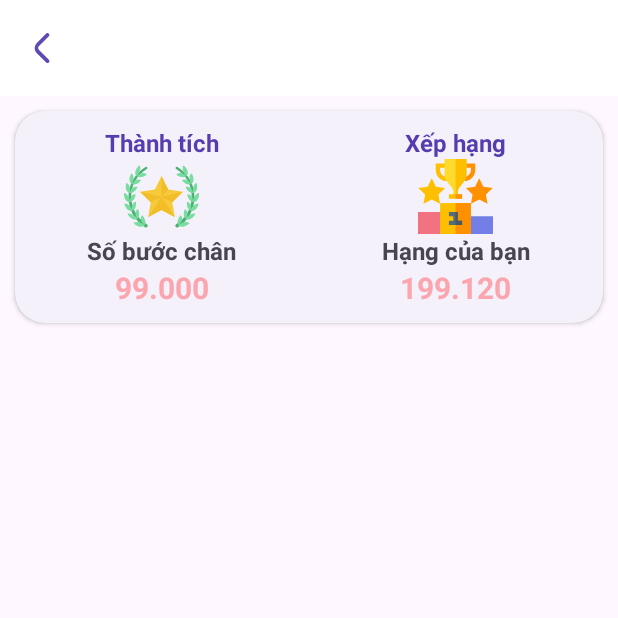
After one commit to QuangXYZ/HealthTrack, an Android app: the PublicChallengeDetailActivity screen opened directly, with no data from a screen before it, on a phone screen of 412 x 824 dp, the top half of it. The commit adds this screen. Run offline under Robolectric (Android 15) with nearby library versions, the light colour scheme and no system bars.

Commit message:
add PublicChallengeDetailActivity.java

```diff
--- a/app/build.gradle.kts
+++ b/app/build.gradle.kts
@@ -66,6 +66,7 @@ dependencies {
     implementation ("io.github.ShawnLin013:number-picker:2.4.13")
     implementation ("com.github.cachapa:ExpandableLayout:2.9.2")
     implementation ("com.github.prolificinteractive:material-calendarview:2.0.0")
+    implementation ("com.github.bumptech.glide:glide:4.16.0")
 
 
 }
--- a/app/src/main/java/com/example/healthtrack/Views/Adapters/PublicJoinChallengeAdapter.java
+++ b/app/src/main/java/com/example/healthtrack/Views/Adapters/PublicJoinChallengeAdapter.java
@@ -1,6 +1,7 @@
 package com.example.healthtrack.Views.Adapters;
 
 import android.app.Activity;
+import android.content.Intent;
 import android.view.LayoutInflater;
 import android.view.View;
 import android.view.ViewGroup;
@@ -9,6 +10,9 @@ import androidx.annotation.NonNull;
 import androidx.recyclerview.widget.RecyclerView;
 
 import com.example.healthtrack.R;
+import com.example.healthtrack.Views.PrivateChallengeDetail;
+import com.example.healthtrack.Views.PublicChallengeDetailActivity;
+import com.google.android.material.card.MaterialCardView;
 
 import java.util.List;
 
@@ -32,6 +36,14 @@ public class PublicJoinChallengeAdapter extends RecyclerView.Adapter<PublicJoinC
     @Override
     public void onBindViewHolder(@NonNull MyViewHolder holder, int position) {
 
+        holder.challengeLayout.setOnClickListener(new View.OnClickListener() {
+            @Override
+            public void onClick(View v) {
+                Intent intent = new Intent(context, PublicChallengeDetailActivity.class);
+                context.startActivity(intent);
+                context.overridePendingTransition(R.anim.slide_in_from_right, R.anim.slide_out_to_left);
+            }
+        });
     }
 
     @Override
@@ -40,8 +52,10 @@ public class PublicJoinChallengeAdapter extends RecyclerView.Adapter<PublicJoinC
     }
 
     public class MyViewHolder extends RecyclerView.ViewHolder {
+        MaterialCardView challengeLayout;
         public MyViewHolder(@NonNull View itemView) {
             super(itemView);
+            challengeLayout = itemView.findViewById(R.id.single_public_challenge_layout);
         }
     }
 }
--- a/app/src/main/java/com/example/healthtrack/Views/CreateChallengeActivity.java
+++ b/app/src/main/java/com/example/healthtrack/Views/CreateChallengeActivity.java
@@ -9,7 +9,13 @@ import android.widget.LinearLayout;
 import android.widget.TextView;
 
 import com.example.healthtrack.R;
+import com.github.ybq.android.spinkit.SpinKitView;
+import com.github.ybq.android.spinkit.sprite.Sprite;
+import com.github.ybq.android.spinkit.style.ThreeBounce;
+import com.google.android.material.appbar.MaterialToolbar;
+import com.google.android.material.button.MaterialButton;
 import com.google.android.material.card.MaterialCardView;
+import com.google.android.material.dialog.MaterialAlertDialogBuilder;
 import com.prolificinteractive.materialcalendarview.CalendarDay;
 import com.prolificinteractive.materialcalendarview.MaterialCalendarView;
 import com.prolificinteractive.materialcalendarview.OnDateSelectedListener;
@@ -24,6 +30,9 @@ public class CreateChallengeActivity extends AppCompatActivity {
     NumberPicker numberPicker;
     LinearLayout calenderLayout,stepLayout;
     TextView calenderTextView,stepTextView;
+    MaterialToolbar toolbar;
+    MaterialButton createButton;
+    SpinKitView progress;
     @Override
     protected void onCreate(Bundle savedInstanceState) {
         super.onCreate(savedInstanceState);
@@ -50,6 +59,11 @@ public class CreateChallengeActivity extends AppCompatActivity {
         numberPicker.setDisplayedValues(data);
         numberPicker.setValue(5);
 
+        toolbar = findViewById(R.id.create_challenge_toolbar);
+        createButton = findViewById(R.id.create_challenge_btn);
+        progress = findViewById(R.id.create_challenge_progress);
+        Sprite doubleBounce = new ThreeBounce();
+        progress.setIndeterminateDrawable(doubleBounce);
     }
     void settingUpListeners(){
         calenderLayout.setOnClickListener(new View.OnClickListener() {
@@ -77,5 +91,24 @@ public class CreateChallengeActivity extends AppCompatActivity {
                 stepTextView.setText(newVal+"0.000 bước");
             }
         });
+        toolbar.setNavigationOnClickListener(new View.OnClickListener() {
+            @Override
+            public void onClick(View v) {
+                finish();
+            }
+        });
+        createButton.setOnClickListener(new View.OnClickListener() {
+            @Override
+            public void onClick(View v) {
+                progress.setVisibility(View.VISIBLE);
+                createButton.setVisibility(View.GONE);
+                new MaterialAlertDialogBuilder(CreateChallengeActivity.this)
+                        .setTitle("Thành công")
+                        .setMessage("Thử thách đã được tạo")
+                        .setPositiveButton("OK", (dialog, which) -> {
+                            finish();
+                        } ).show();
+            }
+        });
     }
 }
--- a/app/src/main/java/com/example/healthtrack/Views/PrivateChallengeDetail.java
+++ b/app/src/main/java/com/example/healthtrack/Views/PrivateChallengeDetail.java
@@ -13,6 +13,7 @@ import android.widget.Toolbar;
 
 import com.example.healthtrack.R;
 import com.example.healthtrack.Views.Adapters.RankingAdapter;
+import com.github.ybq.android.spinkit.SpinKitView;
 import com.google.android.material.appbar.MaterialToolbar;
 import com.google.zxing.BarcodeFormat;
 import com.google.zxing.MultiFormatWriter;
@@ -30,6 +31,7 @@ public class PrivateChallengeDetail extends AppCompatActivity {
     Button inviteBtn;
     ImageView imageCode;
     MaterialToolbar toolbar;
+
     @Override
     protected void onCreate(Bundle savedInstanceState) {
         super.onCreate(savedInstanceState);
--- /dev/null
+++ b/app/src/main/java/com/example/healthtrack/Views/PublicChallengeDetailActivity.java
@@ -0,0 +1,26 @@
+package com.example.healthtrack.Views;
+
+import androidx.appcompat.app.AppCompatActivity;
+import android.os.Bundle;
+import android.widget.ImageView;
+
+import com.bumptech.glide.Glide;
+import com.example.healthtrack.R;
+
+public class PublicChallengeDetailActivity extends AppCompatActivity {
+
+    ImageView icon_achieve;
+    @Override
+    protected void onCreate(Bundle savedInstanceState) {
+        super.onCreate(savedInstanceState);
+        setContentView(R.layout.activity_public_challenge);
+        init();
+        settingUpListeners();
+    }
+    void init(){
+
+          }
+    void settingUpListeners(){
+
+    }
+}
--- /dev/null
+++ b/app/src/main/res/drawable/high_quality.xml
@@ -0,0 +1,114 @@
+<vector xmlns:android="http://schemas.android.com/apk/res/android"
+    android:width="512dp"
+    android:height="512dp"
+    android:viewportWidth="64"
+    android:viewportHeight="64">
+  <path
+      android:pathData="m20.1,57.7c-0.4,0.8 -1.4,1.1 -2.2,0.6 -18.9,-11.7 -18.7,-40.1 0.5,-51.5 0.5,-0.3 1.2,-0.1 1.5,0.4 0.3,0.5 0.1,1.1 -0.4,1.4 -17.9,10.7 -17.7,36.3 0,47.1 0.7,0.4 0.9,1.3 0.6,2z"
+      android:fillColor="#4cb274"/>
+  <path
+      android:pathData="m19.4,13.4c-1.4,1.1 -2.9,1.7 -4.4,2s-2.9,0.1 -4,-0.7c2.5,-3.3 6.8,-3.6 8.4,-1.3z"
+      android:fillColor="#79dca0"/>
+  <path
+      android:pathData="m13.3,5.4c-2,1.6 -3.3,3.6 -3.6,5.3 -0.4,1.8 0.1,3.2 1.2,4.1 2.4,-3.2 4,-7.1 2.4,-9.4z"
+      android:fillColor="#79dca0"/>
+  <path
+      android:pathData="m14.6,18.2c-1,1.3 -2.2,2.4 -3.5,3s-2.8,0.9 -4,0.4c1.4,-3.9 5.3,-5.1 7.5,-3.4z"
+      android:fillColor="#79dca0"/>
+  <path
+      android:pathData="m6.5,12.2c-1.4,1.9 -2,4.1 -1.8,5.8s1,3 2.3,3.5c1.4,-3.5 1.7,-7.5 -0.5,-9.3z"
+      android:fillColor="#79dca0"/>
+  <path
+      android:pathData="m11.5,23.9c-0.6,1.5 -1.5,2.8 -2.6,3.7s-2.4,1.6 -3.8,1.4c0.5,-4 3.8,-6.2 6.4,-5.1z"
+      android:fillColor="#79dca0"/>
+  <path
+      android:pathData="m2.1,20.3c-0.8,2.2 -0.8,4.4 -0.2,6s1.8,2.6 3.2,2.7c0.4,-3.8 -0.4,-7.6 -3,-8.7z"
+      android:fillColor="#79dca0"/>
+  <path
+      android:pathData="m10,30.1c-0.2,1.6 -0.7,3.1 -1.5,4.3s-1.9,2.1 -3.3,2.3c-0.6,-4 2.1,-7 4.8,-6.6z"
+      android:fillColor="#79dca0"/>
+  <path
+      android:pathData="m0,29.1c-0.2,2.3 0.4,4.4 1.4,5.8s2.4,2 3.8,1.8c-0.6,-3.8 -2.4,-7.2 -5.2,-7.6z"
+      android:fillColor="#79dca0"/>
+  <path
+      android:pathData="m10.2,36.5c0.3,1.6 0.1,3.2 -0.3,4.5 -0.5,1.4 -1.3,2.6 -2.6,3.2 -1.6,-3.8 0.2,-7.4 2.9,-7.7z"
+      android:fillColor="#79dca0"/>
+  <path
+      android:pathData="m0.4,38.1c0.4,2.3 1.5,4.2 2.9,5.2 1.4,1.1 2.9,1.3 4.1,0.8 -1.6,-3.5 -4.3,-6.3 -7,-6z"
+      android:fillColor="#79dca0"/>
+  <path
+      android:pathData="m12.1,42.6c0.7,1.5 1,3 0.9,4.5s-0.5,2.9 -1.6,3.8c-2.6,-3.3 -1.8,-7.3 0.7,-8.3z"
+      android:fillColor="#79dca0"/>
+  <path
+      android:pathData="m3,46.8c1,2.1 2.6,3.7 4.2,4.4s3.2,0.6 4.2,-0.3c-2.5,-3.1 -5.8,-5.1 -8.4,-4.1z"
+      android:fillColor="#79dca0"/>
+  <path
+      android:pathData="m15.7,48c1.1,1.3 1.9,2.7 2.3,4.2s0.4,3 -0.3,4.1c-3.8,-2.4 -4.2,-6.6 -2,-8.3z"
+      android:fillColor="#79dca0"/>
+  <path
+      android:pathData="m8.1,54.6c1.6,1.8 3.7,2.9 5.5,3.2s3.3,-0.3 4.1,-1.4c-3.6,-2.4 -7.4,-3.5 -9.6,-1.8z"
+      android:fillColor="#79dca0"/>
+  <path
+      android:pathData="m43.9,57.7c0.4,0.8 1.4,1.1 2.2,0.6 18.9,-11.7 18.7,-40.1 -0.5,-51.5 -0.5,-0.3 -1.2,-0.1 -1.5,0.4 -0.3,0.5 -0.1,1.1 0.4,1.4 17.9,10.7 17.6,36.2 -0.1,47.1 -0.6,0.4 -0.8,1.3 -0.5,2z"
+      android:fillColor="#4cb274"/>
+  <path
+      android:pathData="m44.6,13.4c1.4,1.1 2.9,1.7 4.4,2s2.9,0.1 4,-0.7c-2.5,-3.3 -6.8,-3.6 -8.4,-1.3z"
+      android:fillColor="#79dca0"/>
+  <path
+      android:pathData="m50.7,5.4c2,1.6 3.3,3.6 3.6,5.3 0.4,1.8 -0.1,3.2 -1.2,4.1 -2.4,-3.2 -4,-7.1 -2.4,-9.4z"
+      android:fillColor="#79dca0"/>
+  <path
+      android:pathData="m49.4,18.2c1,1.3 2.2,2.4 3.5,3s2.8,0.9 4,0.4c-1.4,-3.9 -5.3,-5.1 -7.5,-3.4z"
+      android:fillColor="#79dca0"/>
+  <path
+      android:pathData="m57.5,12.2c1.4,1.9 2,4.1 1.8,5.8s-1,3 -2.3,3.5c-1.4,-3.5 -1.7,-7.5 0.5,-9.3z"
+      android:fillColor="#79dca0"/>
+  <path
+      android:pathData="m52.5,23.9c0.6,1.5 1.5,2.8 2.6,3.7s2.4,1.6 3.8,1.4c-0.5,-4 -3.8,-6.2 -6.4,-5.1z"
+      android:fillColor="#79dca0"/>
+  <path
+      android:pathData="m61.9,20.3c0.8,2.2 0.8,4.4 0.2,6s-1.8,2.6 -3.2,2.7c-0.4,-3.8 0.4,-7.6 3,-8.7z"
+      android:fillColor="#79dca0"/>
+  <path
+      android:pathData="m54,30.1c0.2,1.6 0.7,3.1 1.5,4.3s1.9,2.1 3.3,2.3c0.6,-4 -2.1,-7 -4.8,-6.6z"
+      android:fillColor="#79dca0"/>
+  <path
+      android:pathData="m64,29.1c0.2,2.3 -0.4,4.4 -1.4,5.8s-2.4,2 -3.8,1.8c0.6,-3.8 2.4,-7.2 5.2,-7.6z"
+      android:fillColor="#79dca0"/>
+  <path
+      android:pathData="m53.8,36.5c-0.3,1.6 -0.1,3.2 0.3,4.5 0.5,1.4 1.3,2.6 2.6,3.2 1.6,-3.8 -0.2,-7.4 -2.9,-7.7z"
+      android:fillColor="#79dca0"/>
+  <path
+      android:pathData="m63.6,38.1c-0.4,2.3 -1.5,4.2 -2.9,5.2 -1.4,1.1 -2.9,1.3 -4.1,0.8 1.6,-3.5 4.3,-6.3 7,-6z"
+      android:fillColor="#79dca0"/>
+  <path
+      android:pathData="m51.9,42.6c-0.7,1.5 -1,3 -0.9,4.5s0.5,2.9 1.6,3.8c2.6,-3.3 1.8,-7.3 -0.7,-8.3z"
+      android:fillColor="#79dca0"/>
+  <path
+      android:pathData="m61,46.8c-1,2.1 -2.6,3.7 -4.2,4.4s-3.2,0.6 -4.2,-0.3c2.5,-3.1 5.8,-5.1 8.4,-4.1z"
+      android:fillColor="#79dca0"/>
+  <path
+      android:pathData="m48.3,48c-1.1,1.3 -1.9,2.7 -2.3,4.2s-0.4,3 0.3,4.1c3.8,-2.4 4.2,-6.6 2,-8.3z"
+      android:fillColor="#79dca0"/>
+  <path
+      android:pathData="m55.9,54.6c-1.6,1.8 -3.7,2.9 -5.5,3.2s-3.3,-0.3 -4.1,-1.4c3.6,-2.4 7.4,-3.5 9.6,-1.8z"
+      android:fillColor="#79dca0"/>
+  <path
+      android:pathData="m41.2,36.8 l2.1,12.6 -11.3,-5.9 -11.3,5.9 2.1,-12.6 -9.1,-8.9 12.6,-1.9 5.7,-11.4 5.7,11.4 12.6,1.9z"
+      android:fillColor="#f7ca3c"/>
+  <path
+      android:pathData="m32,14.6v17.7l5.7,-6.3z"
+      android:fillColor="#f2bd27"/>
+  <path
+      android:pathData="m50.3,27.9 l-9.1,8.9 -9.2,-4.5z"
+      android:fillColor="#f2bd27"/>
+  <path
+      android:pathData="m13.7,27.9 l9.1,8.9 9.2,-4.5z"
+      android:fillColor="#f2bd27"/>
+  <path
+      android:pathData="m32,32.3v11.2l11.3,5.9z"
+      android:fillColor="#f2bd27"/>
+  <path
+      android:pathData="m32,32.3v11.2l-11.3,5.9z"
+      android:fillColor="#f2bd27"/>
+</vector>
--- /dev/null
+++ b/app/src/main/res/drawable/rank_challenge.xml
@@ -0,0 +1,48 @@
+<vector xmlns:android="http://schemas.android.com/apk/res/android"
+    android:width="512dp"
+    android:height="512dp"
+    android:viewportWidth="512"
+    android:viewportHeight="512">
+  <path
+      android:pathData="m361,391 l-30,30v61l30,30h151v-121zM361,391"
+      android:fillColor="#737ee6"/>
+  <path
+      android:pathData="m0,361v151h151l30,-30v-91l-30,-30zM0,361"
+      android:fillColor="#f27281"/>
+  <path
+      android:pathData="m151,301h210v211h-210zM151,301"
+      android:fillColor="#fdbf00"/>
+  <path
+      android:pathData="m256,301h105v211h-105zM256,301"
+      android:fillColor="#ff9100"/>
+  <path
+      android:pathData="m316,151h-7.85v-30h7.85c24.81,0 45,-21.19 45,-46v-15h-45v-30h75v45c0,41.35 -33.65,76 -75,76zM316,151"
+      android:fillColor="#ff9100"/>
+  <path
+      android:pathData="m203.85,151h-7.85c-41.35,0 -75,-34.65 -75,-76v-45h75v30h-45v15c0,24.81 20.19,46 45,46h7.85zM203.85,151"
+      android:fillColor="#fdbf00"/>
+  <path
+      android:pathData="m181,0v106c0,11.7 2.7,22.8 7.8,33 6,12.3 15.6,24 25.2,35.1 13.2,15.9 27,32.1 27,45.9v36h30v-36c0,-13.8 13.8,-30 27,-45.9 9.6,-11.1 19.2,-22.8 25.2,-34.8 5.1,-10.5 7.8,-21.6 7.8,-33.3v-106zM181,0"
+      android:fillColor="#ffda2d"/>
+  <path
+      android:pathData="m271,256h-15v-256h75v106c0,11.7 -2.7,22.8 -7.8,33.3 -6,12 -15.6,23.7 -25.2,34.8 -13.2,15.9 -27,32.1 -27,45.9zM271,256"
+      android:fillColor="#fdbf00"/>
+  <path
+      android:pathData="m474.3,305.34 l-56.31,-29.59 -56.28,29.59 10.75,-62.68 -45.53,-44.39 62.92,-9.14 28.14,-57.03 28.14,57.03 63.95,9.14 -46.56,44.39zM474.3,305.34"
+      android:fillColor="#ff9100"/>
+  <path
+      android:pathData="m150.28,305.34 l-56.28,-29.59 -56.31,29.59 10.78,-62.68 -46.56,-44.39 63.95,-9.14 28.14,-57.02 28.14,57.02 62.91,9.14 -45.53,44.39zM150.28,305.34"
+      android:fillColor="#fdbf00"/>
+  <path
+      android:pathData="m301,421v30h-90v-30h30v-30h-30v-30h60v60zM301,421"
+      android:fillColor="#596c76"/>
+  <path
+      android:pathData="m211,241h90v30h-90zM211,241"
+      android:fillColor="#fdbf00"/>
+  <path
+      android:pathData="m256,241h45v30h-45zM256,241"
+      android:fillColor="#ff9100"/>
+  <path
+      android:pathData="m271,421h30v30h-45v-90h15zM271,421"
+      android:fillColor="#465a61"/>
+</vector>
--- a/app/src/main/res/layout/activity_create_challenge.xml
+++ b/app/src/main/res/layout/activity_create_challenge.xml
@@ -9,8 +9,8 @@
     <LinearLayout
         android:layout_width="match_parent"
         android:layout_height="wrap_content"
-        android:orientation="vertical"
-        android:background="@color/white">
+        android:background="@color/white"
+        android:orientation="vertical">
 
         <com.google.android.material.appbar.AppBarLayout
             android:layout_width="match_parent"
@@ -18,7 +18,7 @@
             android:fitsSystemWindows="true">
 
             <com.google.android.material.appbar.MaterialToolbar
-                android:id="@+id/challenge_detail_toolbar"
+                android:id="@+id/create_challenge_toolbar"
                 android:layout_width="match_parent"
                 android:layout_height="?attr/actionBarSize"
                 android:background="@color/white"
@@ -36,12 +36,19 @@
             android:textColor="@color/blue"
             android:textSize="24sp" />
 
+        <TextView
+            android:layout_width="wrap_content"
+            android:layout_height="wrap_content"
+            android:layout_margin="10dp"
+            android:text="Thử thách về đích đầu tiên"
+            android:textColor="@color/blue"
+            android:textSize="16sp" />
+
         <com.google.android.material.card.MaterialCardView
             android:layout_width="match_parent"
             android:layout_height="wrap_content"
             android:layout_margin="5dp"
-            android:backgroundTint="@color/white"
-            >
+            android:backgroundTint="@color/white">
 
             <EditText
                 android:layout_width="match_parent"
@@ -93,7 +100,7 @@
                         android:layout_weight="3"
                         android:gravity="end"
                         android:padding="10dp"
-                        android:textColor="@color/blue"
+                        android:textColor="#F44336"
                         android:textSize="18sp" />
                 </LinearLayout>
 
@@ -145,7 +152,8 @@
                         android:layout_weight="3"
                         android:gravity="end"
                         android:padding="10dp"
-                        android:textColor="@color/blue"
+                        android:text="50.000 bước"
+                        android:textColor="#F44336"
                         android:textSize="18sp" />
                 </LinearLayout>
 
@@ -168,7 +176,7 @@
                         app:np_height="180dp"
                         app:np_max="0"
                         app:np_min="30"
-                        app:np_selectedTextColor="#2196F3"
+                        app:np_selectedTextColor="#F44336"
                         app:np_selectedTextSize="20sp"
                         app:np_textColor="#CB6A6A6A"
                         app:np_textSize="16dp"
@@ -182,7 +190,6 @@
         </com.google.android.material.card.MaterialCardView>
 
 
-
         <com.google.android.material.button.MaterialButton
             android:id="@+id/create_challenge_btn"
             android:layout_width="250dp"
@@ -190,13 +197,23 @@
             android:layout_gravity="center"
             android:layout_margin="5dp"
             android:background="@drawable/button_background"
+            android:gravity="center"
             android:text="Tạo thử thách"
             android:textColor="@color/white"
             android:textSize="16sp"
-                android:gravity="center"
             android:textStyle="bold"
-                app:rippleColor="#4DFEDE82"
-                app:backgroundTint="@color/blue" />
+            app:backgroundTint="@color/blue"
+            app:rippleColor="#4DFEDE82" />
+
+        <com.github.ybq.android.spinkit.SpinKitView
+            android:id="@+id/create_challenge_progress"
+            style="@style/SpinKitView.Small"
+            android:layout_width="60dp"
+            android:layout_height="60dp"
+            android:layout_gravity="center"
+            android:layout_marginTop="30dp"
+            android:visibility="gone"
+            app:SpinKit_Color="@color/blue" />
 
 
     </LinearLayout>
--- /dev/null
+++ b/app/src/main/res/layout/activity_public_challenge.xml
@@ -0,0 +1,126 @@
+<?xml version="1.0" encoding="utf-8"?>
+<androidx.core.widget.NestedScrollView xmlns:android="http://schemas.android.com/apk/res/android"
+    xmlns:app="http://schemas.android.com/apk/res-auto"
+    xmlns:tools="http://schemas.android.com/tools"
+    android:layout_width="match_parent"
+    android:layout_height="match_parent"
+    tools:context=".Views.PublicChallengeDetailActivity">
+
+    <LinearLayout
+        android:layout_width="match_parent"
+        android:layout_height="wrap_content"
+        android:orientation="vertical">
+
+        <com.google.android.material.appbar.AppBarLayout
+            android:layout_width="match_parent"
+            android:layout_height="wrap_content"
+            android:fitsSystemWindows="true">
+
+            <com.google.android.material.appbar.MaterialToolbar
+                android:id="@+id/create_challenge_toolbar"
+                android:layout_width="match_parent"
+                android:layout_height="?attr/actionBarSize"
+                android:background="@color/white"
+                android:elevation="5dp"
+                app:navigationIcon="@drawable/back_icon"
+                app:titleTextColor="@color/blue" />
+        </com.google.android.material.appbar.AppBarLayout>
+
+
+        <com.google.android.material.card.MaterialCardView
+            android:layout_width="match_parent"
+            android:layout_height="wrap_content">
+
+        </com.google.android.material.card.MaterialCardView>
+
+        <androidx.cardview.widget.CardView
+            android:layout_width="match_parent"
+            android:layout_height="wrap_content"
+            android:backgroundTint="#F4F1FA"
+            android:layout_margin="10dp"
+            app:cardCornerRadius="20dp"
+            app:strokeWidth="0dp"
+            android:elevation="3dp">
+
+        <LinearLayout
+            android:layout_width="match_parent"
+            android:layout_height="wrap_content"
+            android:orientation="horizontal"
+            android:weightSum="2">
+
+
+                <LinearLayout
+                    android:layout_width="match_parent"
+                    android:layout_height="wrap_content"
+                    android:orientation="vertical"
+                    android:gravity="center"
+                    android:padding="10dp"
+                    android:layout_weight="1">
+                    <TextView
+                        android:layout_width="wrap_content"
+                        android:layout_height="wrap_content"
+                        android:text="Thành tích"
+                        android:textColor="@color/blue"
+                        android:textSize="16sp"
+                        android:textStyle="bold" />
+                    <ImageView
+                        android:layout_width="50dp"
+                        android:layout_height="50dp"
+                        android:src="@drawable/high_quality"/>
+                    <TextView
+                        android:layout_width="wrap_content"
+                        android:layout_height="wrap_content"
+                        android:text="Số bước chân"
+
+                        android:textSize="16sp"
+                        android:textStyle="bold" />
+                    <TextView
+                        android:layout_width="wrap_content"
+                        android:layout_height="wrap_content"
+                        android:text="99.000"
+                        android:textColor="@color/pink"
+                        android:textSize="20sp"
+                        android:textStyle="bold" />
+                </LinearLayout>
+
+
+            <LinearLayout
+                android:layout_width="match_parent"
+                android:layout_height="wrap_content"
+                android:orientation="vertical"
+                android:gravity="center"
+                android:padding="10dp"
+                android:layout_weight="1">
+                <TextView
+                    android:layout_width="wrap_content"
+                    android:layout_height="wrap_content"
+                    android:text="Xếp hạng"
+                    android:textColor="@color/blue"
+                    android:textSize="16sp"
+                    android:textStyle="bold" />
+                <ImageView
+                    android:layout_width="50dp"
+                    android:layout_height="50dp"
+                    android:src="@drawable/rank_challenge"/>
+                <TextView
+                    android:layout_width="wrap_content"
+                    android:layout_height="wrap_content"
+                    android:text="Hạng của bạn"
+
+                    android:textSize="16sp"
+                    android:textStyle="bold" />
+                <TextView
+                    android:layout_width="wrap_content"
+                    android:layout_height="wrap_content"
+                    android:text="199.120"
+                    android:textColor="@color/pink"
+                    android:textSize="20sp"
+                    android:textStyle="bold" />
+            </LinearLayout>
+
+        </LinearLayout>
+        </androidx.cardview.widget.CardView>
+    </LinearLayout>
+
+
+</androidx.core.widget.NestedScrollView>
--- a/app/src/main/res/layout/single_public_join_challenge.xml
+++ b/app/src/main/res/layout/single_public_join_challenge.xml
@@ -1,5 +1,6 @@
 <?xml version="1.0" encoding="utf-8"?>
 <com.google.android.material.card.MaterialCardView xmlns:android="http://schemas.android.com/apk/res/android"
+    android:id="@+id/single_public_challenge_layout"
     android:layout_width="match_parent"
     android:layout_height="wrap_content"
     xmlns:app="http://schemas.android.com/apk/res-auto"
--- a/app/src/main/res/values-night/themes.xml
+++ b/app/src/main/res/values-night/themes.xml
@@ -12,7 +12,10 @@
         <!-- Status bar color. -->
         <item name="android:statusBarColor">@color/blue</item>
         <!-- Customize your theme here. -->
+
     </style>
 
 
+
+
 </resources>
```
Also changed, not shown: app/src/main/AndroidManifest.xml (+8 -5 lines), app/src/main/res/drawable/premium.gif (added). Lines whose indentation alone changed are shown as unchanged.
